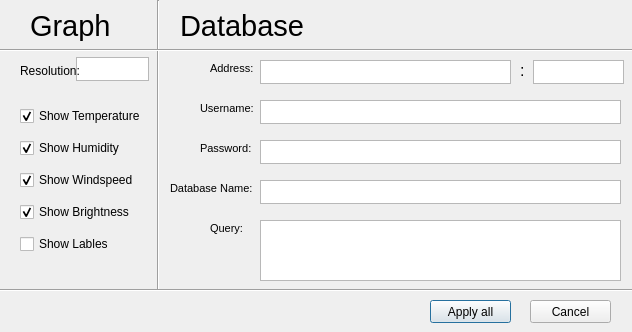
TheKayneGame/AlWEER-een-project, file QT_project/WeerProject/settings.ui: the form before one commit.
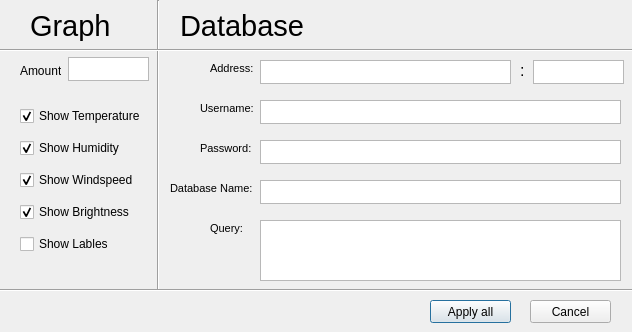
The form after the commit.

What changed in the file:
```diff
--- a/QT_project/WeerProject/settings.ui
+++ b/QT_project/WeerProject/settings.ui
@@ -295,9 +295,9 @@
   <widget class="QTextEdit" name="ResolutionValue">
    <property name="geometry">
     <rect>
-     <x>76</x>
+     <x>68</x>
      <y>57</y>
-     <width>73</width>
+     <width>81</width>
      <height>24</height>
     </rect>
    </property>
@@ -313,12 +313,12 @@
     <rect>
      <x>20</x>
      <y>57</y>
-     <width>61</width>
+     <width>41</width>
      <height>27</height>
     </rect>
    </property>
    <property name="text">
-    <string>Resolution:</string>
+    <string>Amount:</string>
    </property>
   </widget>
   <widget class="QPushButton" name="ApplyAllButton">
```
Left out of the diff: 2 changed lines with no effect on the pictures.
